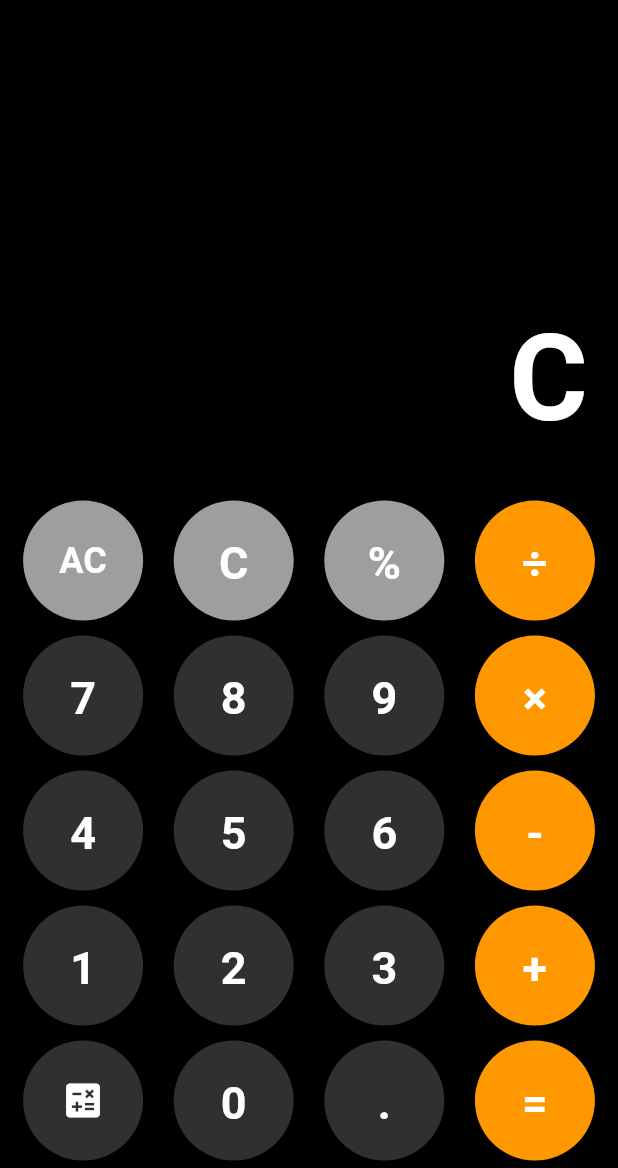
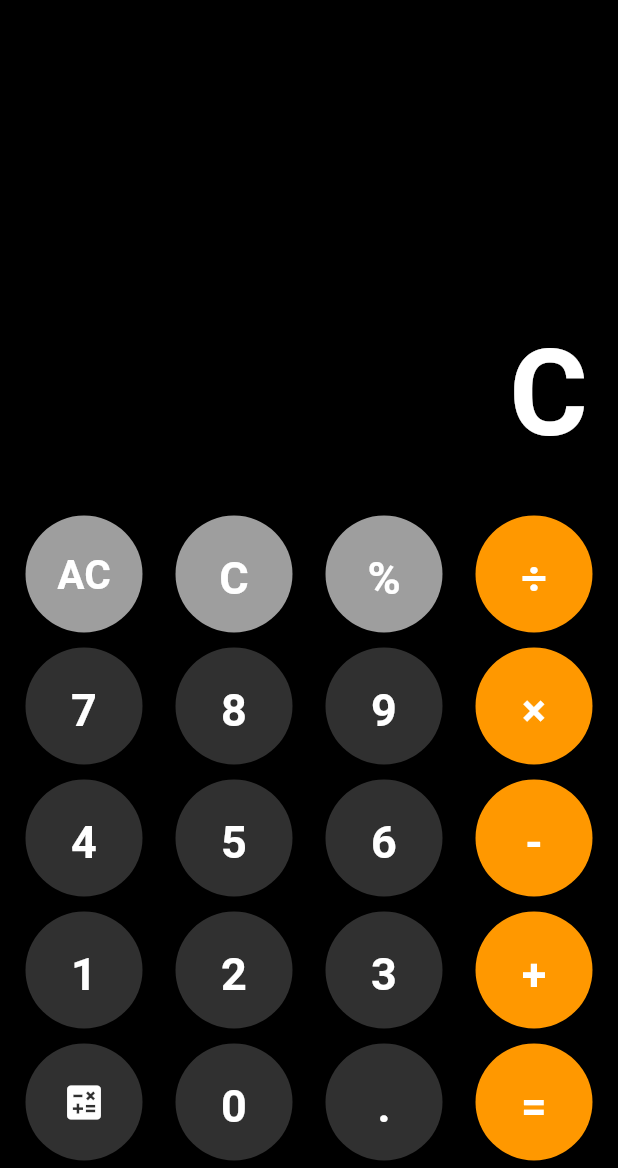
Before and after one commit to hananwaleed/Calculator_App, a Flutter app: the screen it shows after launch, after a tap on an icon or button, on a phone screen of 412 x 824 dp, the part 68-1236 px from its top. Run offline on Flutter 3.47's test engine with Material 3 defaults, Android fonts, the phone set to English and light mode, and no system bars; our stand-ins replace math_expressions.

```diff
--- a/lib/Screens/HistoryScreen.dart
+++ b/lib/Screens/HistoryScreen.dart
@@ -35,7 +35,7 @@ class _HistoryScreenState extends State<HistoryScreen> {
       body: widget.history.isEmpty
           ? Center(
               child: Text(
-                "No history available",
+                "No History Available",
                 style: TextStyle(color: Colors.white, fontSize: 22, fontWeight: FontWeight.w500),
               ),
             )
--- a/lib/widgets/buildButton.dart
+++ b/lib/widgets/buildButton.dart
@@ -8,8 +8,8 @@ Widget buildButton(
   }) {
     return Container(
       margin: EdgeInsets.all(5),
-      width: 80,
-      height: 80,
+      width: 78,
+      height: 78,
       child: ElevatedButton(
         style: ElevatedButton.styleFrom(
           shape: RoundedRectangleBorder(
@@ -22,7 +22,7 @@ Widget buildButton(
         child: Text(
           text,
           style: TextStyle(
-            fontSize: text == 'AC' ? 24 : 30,
+            fontSize: text == 'AC' ? 27 : 30,
             fontWeight: FontWeight.bold,
             color: textColor,
           ),
--- a/lib/widgets/buildLastRow.dart
+++ b/lib/widgets/buildLastRow.dart
@@ -7,8 +7,8 @@ Widget buildLastRow(Function(String) appendToDisplay, Function() calculate) {
     children: [
       Container(
         margin: EdgeInsets.all(5),
-        width: 80,
-        height: 80,
+        width: 78,
+        height: 78,
         child: ElevatedButton(
           style: ElevatedButton.styleFrom(
             shape: RoundedRectangleBorder(
```
